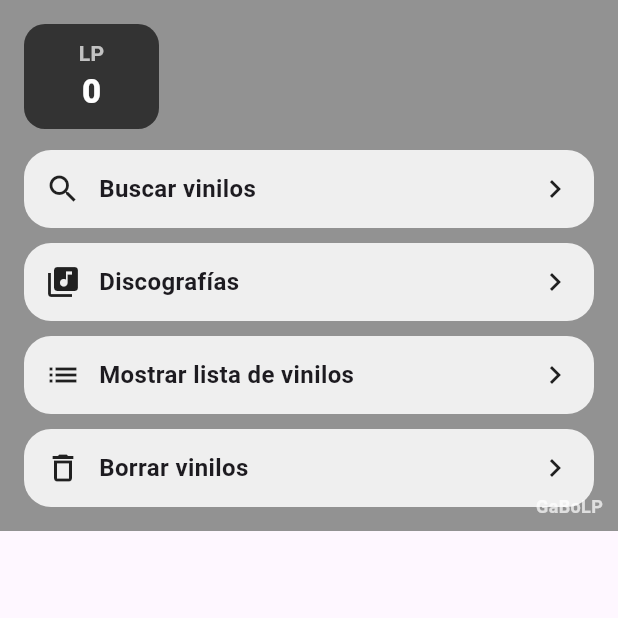
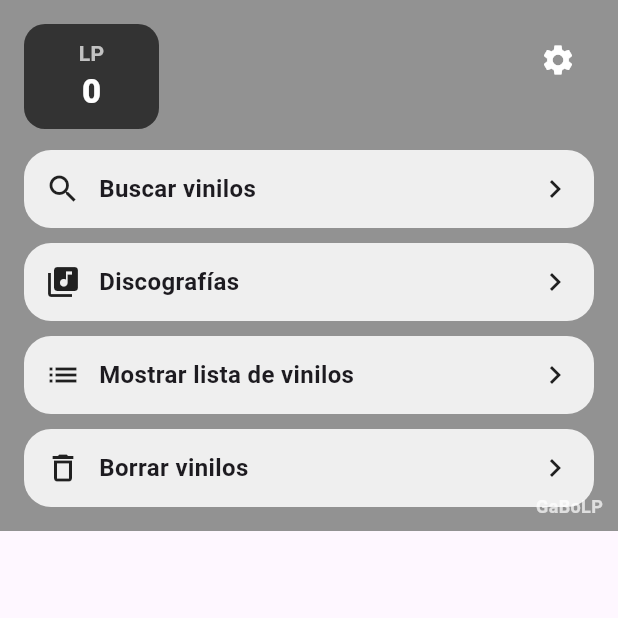
Before and after one commit to gabohachim/gaboLP, a Flutter app: the screen it shows after launch, on a phone screen of 412 x 824 dp, the top half of it. Run offline on Flutter 3.47's test engine with Material 3 defaults, Android fonts, the phone set to English and light mode, and no system bars; our stand-ins replace file_picker, google_sign_in, shared_preferences, sqflite; missing offline and left inert: googleapis; accounts and stored records are empty.

Commit message:
Update home_screen.dart

```diff
--- a/lib/ui/home_screen.dart
+++ b/lib/ui/home_screen.dart
@@ -6,8 +6,10 @@ import '../db/vinyl_db.dart';
 import '../services/discography_service.dart';
 import '../services/metadata_service.dart';
 import '../services/vinyl_add_service.dart';
+import '../services/drive_backup_service.dart';
 import 'discography_screen.dart';
 import 'vinyl_detail_sheet.dart';
+import 'settings_screen.dart';
 
 enum Vista { inicio, buscar, lista, borrar }
 
@@ -260,6 +262,9 @@ class _HomeScreenState extends State<HomeScreen> {
 
     if (!res.ok) return;
 
+    // ✅ Respaldo automático en la nube (si está activado)
+    await DriveBackupService.autoBackupIfEnabled();
+
     // ✅ Importantísimo: refrescar UI/contador/lista
     setState(() {
       prepared = null;
@@ -405,7 +410,6 @@ class _HomeScreenState extends State<HomeScreen> {
             ),
           ),
         const SizedBox(height: 10),
-
         TextField(
           controller: albumCtrl,
           onChanged: _onAlbumChanged,
@@ -441,11 +445,9 @@ class _HomeScreenState extends State<HomeScreen> {
               },
             ),
           ),
-
         const SizedBox(height: 10),
         ElevatedButton(onPressed: buscar, child: const Text('Buscar')),
         const SizedBox(height: 12),
-
         if (resultados.isNotEmpty)
           Container(
             padding: const EdgeInsets.all(12),
@@ -480,7 +482,6 @@ class _HomeScreenState extends State<HomeScreen> {
               ],
             ),
           ),
-
         if (mostrarAgregar) ...[
           const SizedBox(height: 12),
           Container(
@@ -507,7 +508,6 @@ class _HomeScreenState extends State<HomeScreen> {
             ),
           ),
           const SizedBox(height: 10),
-
           if (!autocompletando && p != null && (p.selectedCover500 ?? '').trim().isNotEmpty)
             Container(
               padding: const EdgeInsets.all(10),
@@ -543,7 +543,6 @@ class _HomeScreenState extends State<HomeScreen> {
                 ],
               ),
             ),
-
           if (!autocompletando && p != null && p.coverCandidates.length > 1) ...[
             const SizedBox(height: 8),
             OutlinedButton.icon(
@@ -552,7 +551,6 @@ class _HomeScreenState extends State<HomeScreen> {
               label: const Text('Elegir carátula (máx 5)'),
             ),
           ],
-
           const SizedBox(height: 10),
           TextField(
             controller: yearCtrl,
@@ -594,7 +592,9 @@ class _HomeScreenState extends State<HomeScreen> {
               child: ListTile(
                 leading: _leadingCover(v),
                 title: Text('LP N° ${v['numero']} — ${v['artista']} — ${v['album']}'),
-                subtitle: Text('Año: $year  •  Género: ${genre?.isEmpty ?? true ? '—' : genre}  •  País: ${country?.isEmpty ?? true ? '—' : country}'),
+                subtitle: Text(
+                  'Año: $year  •  Género: ${genre?.isEmpty ?? true ? '—' : genre}  •  País: ${country?.isEmpty ?? true ? '—' : country}',
+                ),
                 onTap: () {
                   showModalBottomSheet(
                     context: context,
@@ -614,6 +614,7 @@ class _HomeScreenState extends State<HomeScreen> {
                         icon: const Icon(Icons.delete),
                         onPressed: () async {
                           await VinylDb.instance.deleteById(v['id'] as int);
+                          await DriveBackupService.autoBackupIfEnabled();
                           snack('Borrado');
                           setState(() {});
                         },
@@ -651,6 +652,18 @@ class _HomeScreenState extends State<HomeScreen> {
         icon: const Icon(Icons.arrow_back),
         onPressed: () => setState(() => vista = Vista.inicio),
       ),
+      actions: [
+        IconButton(
+          tooltip: 'Ajustes',
+          icon: const Icon(Icons.settings),
+          onPressed: () {
+            Navigator.push(
+              context,
+              MaterialPageRoute(builder: (_) => const SettingsScreen()),
+            );
+          },
+        ),
+      ],
     );
   }
 
@@ -682,7 +695,23 @@ class _HomeScreenState extends State<HomeScreen> {
                   crossAxisAlignment: CrossAxisAlignment.stretch,
                   children: [
                     if (vista == Vista.inicio) ...[
-                      contadorLp(),
+                      Row(
+                        crossAxisAlignment: CrossAxisAlignment.start,
+                        children: [
+                          contadorLp(),
+                          const Spacer(),
+                          IconButton(
+                            tooltip: 'Ajustes',
+                            icon: const Icon(Icons.settings, color: Colors.white),
+                            onPressed: () {
+                              Navigator.push(
+                                context,
+                                MaterialPageRoute(builder: (_) => const SettingsScreen()),
+                              );
+                            },
+                          ),
+                        ],
+                      ),
                       const SizedBox(height: 14),
                       botonesInicio(),
                     ],
```
